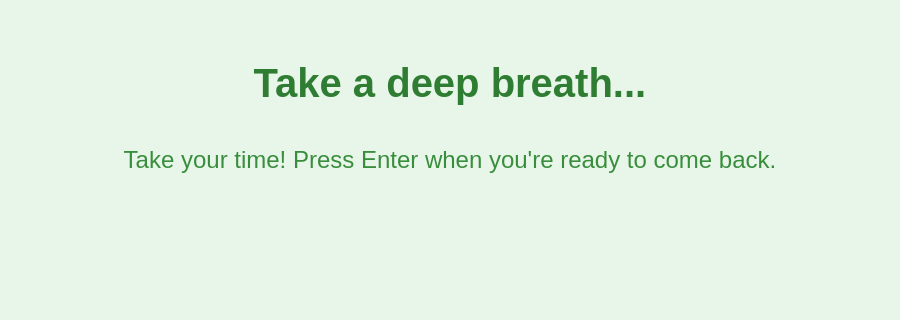
This is ui/breakUI.ui in zenBandara/akshi-robot-main as Qt 5 draws it before an edit; both pictures show x 0 to 900 and y 167 to 487 of the 900 by 700 pixel window. The edited form follows.
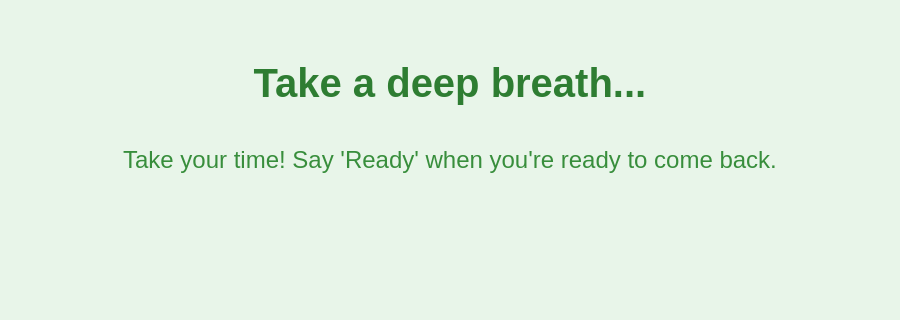
This is the edited form.

Patch:
```diff
--- a/ui/breakUI.ui
+++ b/ui/breakUI.ui
@@ -31,7 +31,7 @@
    </item>
    <item>
     <widget class="QLabel" name="info_label">
-     <property name="text"><string>Take your time! Press Enter when you're ready to come back.</string></property>
+     <property name="text"><string>Take your time! Say 'Ready' when you're ready to come back.</string></property>
      <property name="alignment"><set>Qt::AlignCenter</set></property>
      <property name="styleSheet"><string>font-size: 24px; color: #388E3C; background: transparent;</string></property>
     </widget>
```
